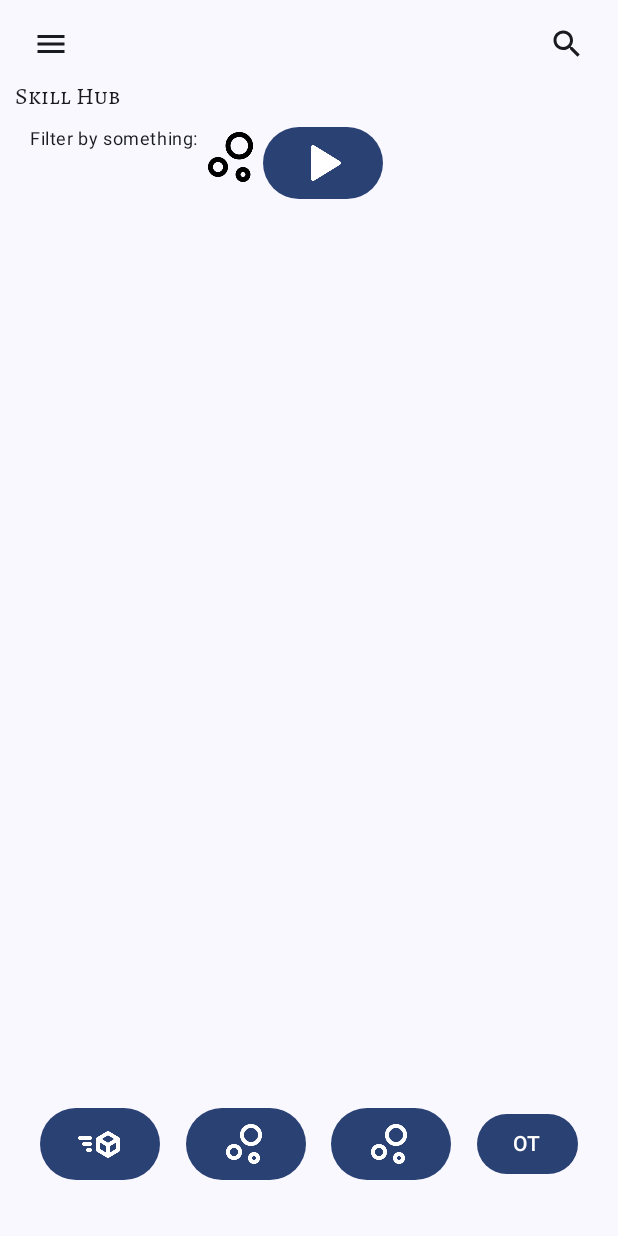
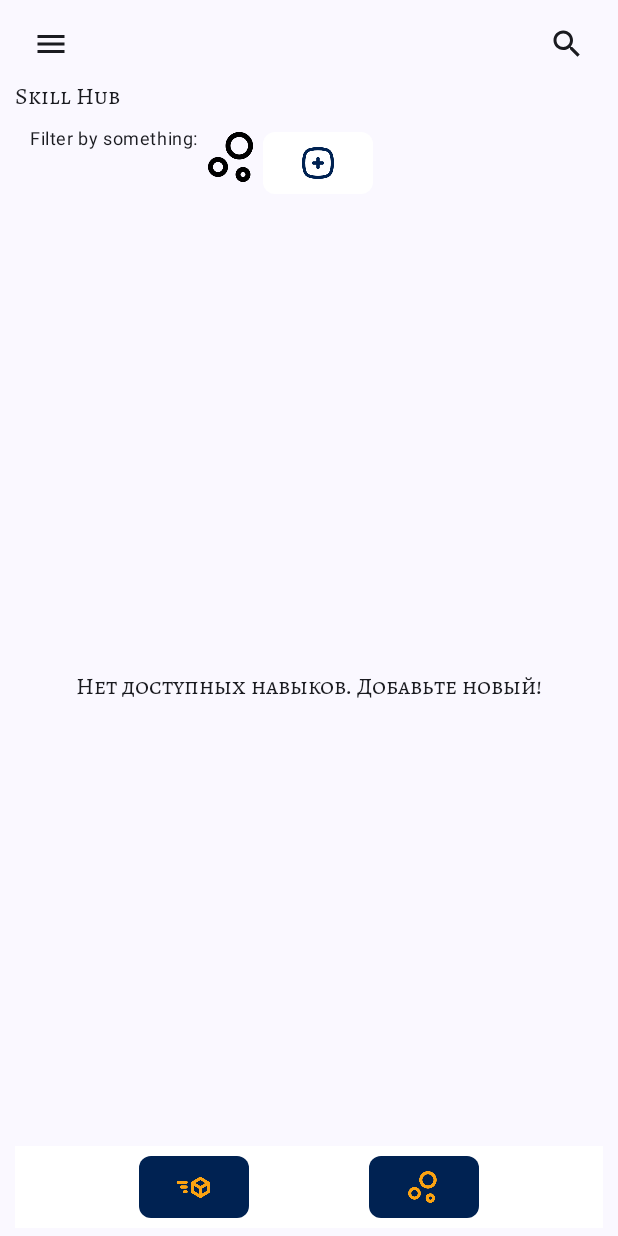
Before and after one commit to Conscifora-TimeLance/timelance-app, an Android app built with Jetpack Compose: the SkillHubScreen screen opened through its navigation route, on a phone screen of 412 x 824 dp. Run offline under Robolectric (Android 15) with nearby library versions, the phone set to English and light mode, and no system bars.

Commit message:
feat (ui): showing skill details, but only name of skill, refactor menu buttons and add

```diff
--- a/app/src/main/java/com/nexora/timelance/data/service/SkillServiceImpl.kt
+++ b/app/src/main/java/com/nexora/timelance/data/service/SkillServiceImpl.kt
@@ -23,6 +23,10 @@ class SkillServiceImpl(): SkillService {
         skillRepository.updateTotalSeconds()
     }
 
+    override fun getSkillBySkillId(skillId: String): Skill {
+        return skillRepository.getSkillById(skillId)
+    }
+
     override fun getHistoryBySkillId(skillId: String): GroupHistorySkill {
         val skill = skillRepository.getSkillById(skillId)
         val histories = historySkillRepository.getHistoryBySkillId(skillId)
--- a/app/src/main/java/com/nexora/timelance/domain/service/SkillService.kt
+++ b/app/src/main/java/com/nexora/timelance/domain/service/SkillService.kt
@@ -10,6 +10,7 @@ interface SkillService {
 
     fun createSkill(skill: Skill)
     fun addTrackHistoryBySkillId(history: HistorySkill)
+    fun getSkillBySkillId(skillId: String): Skill
     fun getHistoryBySkillId(skillId: String): GroupHistorySkill
     fun getAllSkills(): List<Skill>
 }
--- /dev/null
+++ b/app/src/main/java/com/nexora/timelance/ui/components/button/ButtonPrimary.kt
@@ -0,0 +1,41 @@
+package com.nexora.timelance.ui.components.button
+
+import androidx.compose.foundation.layout.Box
+import androidx.compose.foundation.layout.fillMaxSize
+import androidx.compose.foundation.layout.size
+import androidx.compose.foundation.shape.RoundedCornerShape
+import androidx.compose.material3.Button
+import androidx.compose.material3.ButtonDefaults
+import androidx.compose.material3.Icon
+import androidx.compose.runtime.Composable
+import androidx.compose.ui.Alignment
+import androidx.compose.ui.Modifier
+import androidx.compose.ui.graphics.Color
+import androidx.compose.ui.res.painterResource
+import androidx.compose.ui.unit.dp
+import androidx.navigation.NavHostController
+
+@Composable
+fun ButtonPrimary(
+    navController: NavHostController,
+    route: String,
+    containerColor: Color,
+    contentColor: Color,
+    contentDescription: String, icon: Int
+) {
+    Button(
+        onClick = { navController.navigate(route) },
+        shape = RoundedCornerShape(8.dp),
+        colors = ButtonDefaults.elevatedButtonColors(
+            containerColor,
+            contentColor
+        )
+    ) {
+        Icon(
+            painter = painterResource(id = icon),
+            contentDescription = contentDescription,
+            modifier = Modifier
+                .size(25.dp)
+        )
+    }
+}
--- a/app/src/main/java/com/nexora/timelance/ui/components/navigation/AppNavigationGraph.kt
+++ b/app/src/main/java/com/nexora/timelance/ui/components/navigation/AppNavigationGraph.kt
@@ -8,37 +8,56 @@ import androidx.compose.material3.DrawerState
 import androidx.compose.material3.DrawerValue
 import androidx.compose.material3.ModalNavigationDrawer
 import androidx.compose.material3.Scaffold
+import androidx.compose.material3.Text
 import androidx.compose.material3.rememberDrawerState
 import androidx.compose.runtime.Composable
+import androidx.compose.runtime.LaunchedEffect
 import androidx.compose.runtime.rememberCoroutineScope
 import androidx.compose.ui.Modifier
+import androidx.compose.ui.tooling.preview.Preview
 import androidx.compose.ui.unit.dp
 import androidx.navigation.NavHostController
+import androidx.navigation.NavType
 import androidx.navigation.compose.NavHost
 import androidx.navigation.compose.composable
 import androidx.navigation.compose.rememberNavController
-import com.nexora.timelance.domain.repository.SkillRepository
+import androidx.navigation.navArgument
+import com.nexora.timelance.data.service.SkillServiceImpl
 import com.nexora.timelance.domain.service.SkillService
 import com.nexora.timelance.ui.components.navigation.AppDestinations.ROUTE_HOME_SCREEN
 import com.nexora.timelance.ui.components.navigation.AppDestinations.ROUTE_SKILL_ADD_SCREEN
 import com.nexora.timelance.ui.components.navigation.AppDestinations.ROUTE_SKILL_HUB_SCREEN
-import com.nexora.timelance.ui.components.navigation.AppDestinations.ROUTE_SKILL_SCREEN
+import com.nexora.timelance.ui.components.navigation.AppDestinations.ROUTE_SKILLS_DETAIL_SCREEN
 import com.nexora.timelance.ui.screen.SkillAddScreen
 import com.nexora.timelance.ui.screen.HomeScreen
 import com.nexora.timelance.ui.screen.SkillHubScreen
-import com.nexora.timelance.ui.screen.SkillScreen
+import com.nexora.timelance.ui.screen.SkillDetailsScreen
+import com.nexora.timelance.ui.theme.TimelanceTheme
 import kotlinx.coroutines.CoroutineScope
 import kotlinx.coroutines.launch
 
 object AppDestinations {
 
+    const val SKILL_ID_ARG = "skillId"
+
     const val ROUTE_HOME_SCREEN = "home_screen"
     const val ROUTE_SKILL_HUB_SCREEN = "skill_hub_screen"
-    const val ROUTE_SKILL_SCREEN = "skill_screen"
     const val ROUTE_SKILL_ADD_SCREEN = "skill_add_screen"
+
+    const val ROUTE_SKILLS_DETAIL_SCREEN = "skill_screen"
+    const val ROUTE_SKILL_DETAILS_SCREEN_WITH_ARG = "$ROUTE_SKILLS_DETAIL_SCREEN/{$SKILL_ID_ARG}"
+
 }
 
-//@Preview(showBackground = true)
+@Preview(showBackground = true)
+@Composable
+private fun PreviewScreen() {
+    TimelanceTheme {
+        val skillService = SkillServiceImpl()
+        AppNavigationGraph(skillService = skillService)
+    }
+}
+
 @Composable
 fun AppNavigationGraph(
     navController: NavHostController = rememberNavController(),
@@ -65,13 +84,14 @@ fun AppNavigationGraph(
             topBar = {
                 menu.Header(drawerState = drawerState, scope = scope)
             },
+
             bottomBar = {
                 menu.BottomMenu(navController)
             },
             modifier = Modifier
                 .padding(10.dp, 5.dp)
                 .statusBarsPadding()
-                .padding(bottom = 16.dp)
+                .systemBarsPadding()
         ) {
 
             Box(
@@ -84,10 +104,33 @@ fun AppNavigationGraph(
                     composable(ROUTE_SKILL_HUB_SCREEN) {
                         SkillHubScreen(
                             navController,
-                            skillService
+                            onClickItemSkillNavigationToDetails = { skillId ->
+                                navController.navigate("${AppDestinations.ROUTE_SKILLS_DETAIL_SCREEN}/$skillId") },
+                            skillService,
                         )
                     }
-                    composable(ROUTE_SKILL_SCREEN) { SkillScreen(null, null) }
+//                    composable(ROUTE_SKILLS_DETAIL_SCREEN) { SkillDetailsScreen(null, skillService) }
+                    composable(
+                        route = AppDestinations.ROUTE_SKILL_DETAILS_SCREEN_WITH_ARG,
+                        arguments = listOf(navArgument(AppDestinations.SKILL_ID_ARG) {
+                            type = NavType.StringType
+                        })
+                    ) { backStackEntry ->
+                        val skillId = backStackEntry.arguments?.getString(AppDestinations.SKILL_ID_ARG)
+
+                        if (skillId != null) {
+                            SkillDetailsScreen(
+                                skillId,
+                                skillService
+                            )
+                        } else {
+                            Text("Error: Skill ID not provided.")
+                            LaunchedEffect(Unit) {
+                                kotlinx.coroutines.delay(2000)
+                                navController.popBackStack()
+                            }
+                        }
+                    }
                     composable(ROUTE_SKILL_ADD_SCREEN) {
                         SkillAddScreen(
                             skillService,
--- a/app/src/main/java/com/nexora/timelance/ui/components/navigation/TimelanceMenu.kt
+++ b/app/src/main/java/com/nexora/timelance/ui/components/navigation/TimelanceMenu.kt
@@ -1,15 +1,22 @@
 package com.nexora.timelance.ui.components.navigation
 
 
+import androidx.compose.foundation.background
 import androidx.compose.foundation.layout.Arrangement
+import androidx.compose.foundation.layout.Box
 import androidx.compose.foundation.layout.Row
+import androidx.compose.foundation.layout.Spacer
 import androidx.compose.foundation.layout.fillMaxWidth
+import androidx.compose.foundation.layout.height
 import androidx.compose.foundation.layout.padding
 import androidx.compose.foundation.layout.size
+import androidx.compose.foundation.shape.RoundedCornerShape
 import androidx.compose.material.icons.Icons
 import androidx.compose.material.icons.filled.Menu
 import androidx.compose.material.icons.filled.Search
 import androidx.compose.material3.Button
+import androidx.compose.material3.ButtonColors
+import androidx.compose.material3.ButtonDefaults
 import androidx.compose.material3.DrawerState
 import androidx.compose.material3.Icon
 import androidx.compose.material3.IconButton
@@ -18,12 +25,18 @@ import androidx.compose.material3.Text
 import androidx.compose.runtime.Composable
 import androidx.compose.ui.Alignment
 import androidx.compose.ui.Modifier
+import androidx.compose.ui.focus.focusModifier
+import androidx.compose.ui.graphics.Color
+import androidx.compose.ui.res.colorResource
 import androidx.compose.ui.res.painterResource
 import androidx.compose.ui.tooling.preview.Preview
 import androidx.compose.ui.unit.dp
 import androidx.navigation.NavHostController
 import androidx.navigation.compose.rememberNavController
 import com.nexora.timelance.R
+import com.nexora.timelance.ui.theme.PrimaryAccentColorLight
+import com.nexora.timelance.ui.theme.SecondAccentColorLight
+import com.nexora.timelance.ui.theme.SecondColorLight
 import com.nexora.timelance.ui.theme.TimelanceTheme
 
 import kotlinx.coroutines.CoroutineScope
@@ -51,7 +64,7 @@ class TimelanceMenu {
             horizontalArrangement = Arrangement.SpaceBetween,
             verticalAlignment = Alignment.CenterVertically
         ) {
-            IconButton(onClick = {scope.launch {drawerState.open()}},
+            IconButton(onClick = { scope.launch { drawerState.open() } },
                 content = { Icon(Icons.Filled.Menu, "Меню") }
             )
 
@@ -70,38 +83,39 @@ class TimelanceMenu {
         Row(
             modifier = Modifier
                 .fillMaxWidth()
-                .padding(bottom = 16.dp),
+                .background(SecondColorLight)
+                .padding(3.dp),
             horizontalArrangement = Arrangement.SpaceEvenly
         ) {
-            Button(onClick = { navController.navigate(AppDestinations.ROUTE_HOME_SCREEN) }) {
-                Row(verticalAlignment = Alignment.CenterVertically) {
-                    Icon(
-                        painter = painterResource(id = R.drawable.home),
-                        contentDescription = "Home Icon",
-                        modifier = Modifier.size(32.dp)
-                    )
-                }
-            }
+            MenuButtonItem(
+                navController, AppDestinations.ROUTE_HOME_SCREEN,
+                "Home Icon", R.drawable.home
+            )
+            MenuButtonItem(
+                navController, AppDestinations.ROUTE_SKILL_HUB_SCREEN,
+                "SkillHube Icon", R.drawable.skill_hub
+            )
+        }
+    }
 
-            Button(onClick = { navController.navigate(AppDestinations.ROUTE_SKILL_HUB_SCREEN) }) {
-                Row(verticalAlignment = Alignment.CenterVertically) {
-                    Icon(
-                        painter = painterResource(id = R.drawable.skill_hub),
-                        contentDescription = "SkillHub Icon",
-                        modifier = Modifier.size(32.dp)
-                    )
-                }
-            }
-            Button(onClick = {  navController.navigate(AppDestinations.ROUTE_SKILL_SCREEN) }) {
-                Row(verticalAlignment = Alignment.CenterVertically) {
-                    Icon(
-                        painter = painterResource(id = R.drawable.skill_hub),
-                        contentDescription = "Skill Icon",
-                        modifier = Modifier.size(32.dp)
-                    )
-                }
-            }
-            Button(onClick = {}) { Text("ОТ") }
+    @Composable
+    private fun MenuButtonItem(
+        navController: NavHostController, route: String,
+        contentDescription: String, icon: Int
+    ) {
+        Button(
+            onClick = { navController.navigate(route) },
+            shape = RoundedCornerShape(8.dp),
+            colors = ButtonDefaults.elevatedButtonColors(
+                containerColor = PrimaryAccentColorLight,
+                contentColor = SecondAccentColorLight
+            )) {
+            Icon(
+                painter = painterResource(id = icon),
+                contentDescription = contentDescription,
+                modifier = Modifier
+                    .size(25.dp)
+            )
         }
     }
 
--- a/app/src/main/java/com/nexora/timelance/ui/screen/HomeScreen.kt
+++ b/app/src/main/java/com/nexora/timelance/ui/screen/HomeScreen.kt
@@ -117,11 +117,11 @@ fun HomeScreen () {
                 text = "Time: 2000 H 56 M\nStreak days: 202 d"
             )
             Spacer(modifier = Modifier.height(16.dp))
-            ProgressItem(
-                title = "Nearest goal: Java",
-                time = "460 / 520 H",
-                progress = 0.91f
-            )
+//            ProgressItem(
+//                title = "Nearest goal: Java",
+//                time = "460 / 520 H",
+//                progress = 0.91f
+//            )
         }
 
         // TODO BOTTOM MENU IS HERE
--- a/app/src/main/java/com/nexora/timelance/ui/screen/SkillHubScreen.kt
+++ b/app/src/main/java/com/nexora/timelance/ui/screen/SkillHubScreen.kt
@@ -1,6 +1,8 @@
 package com.nexora.timelance.ui.screen
 
 import androidx.compose.foundation.Image
+import androidx.compose.foundation.layout.Arrangement
+import androidx.compose.foundation.layout.Box
 import androidx.compose.foundation.layout.Column
 import androidx.compose.foundation.layout.Row
 import androidx.compose.foundation.layout.Spacer
@@ -13,14 +15,23 @@ import androidx.compose.foundation.lazy.LazyColumn
 import androidx.compose.foundation.lazy.items
 import androidx.compose.foundation.shape.RoundedCornerShape
 import androidx.compose.material3.Button
+import androidx.compose.material3.ButtonDefaults
+import androidx.compose.material3.CircularProgressIndicator
 import androidx.compose.material3.Icon
 import androidx.compose.material3.MaterialTheme
+import androidx.compose.material3.Scaffold
 import androidx.compose.material3.Text
 import androidx.compose.runtime.Composable
+import androidx.compose.runtime.LaunchedEffect
+import androidx.compose.runtime.getValue
+import androidx.compose.runtime.mutableStateOf
+import androidx.compose.runtime.remember
 import androidx.compose.runtime.rememberCoroutineScope
+import androidx.compose.runtime.setValue
 import androidx.compose.ui.Alignment
 import androidx.compose.ui.Modifier
 import androidx.compose.ui.draw.clip
+import androidx.compose.ui.graphics.Color
 import androidx.compose.ui.layout.ContentScale
 import androidx.compose.ui.res.painterResource
 import androidx.compose.ui.tooling.preview.Preview
@@ -28,17 +39,16 @@ import androidx.compose.ui.unit.dp
 import androidx.navigation.NavHostController
 import androidx.navigation.compose.rememberNavController
 import com.nexora.timelance.R
-import com.nexora.timelance.data.repository.list.SkillRepositoryImpl
-import com.nexora.timelance.data.repository.list.TagRepositoryImpl
-import com.nexora.timelance.data.repository.list.HistorySkillRepositoryImpl
 import com.nexora.timelance.data.service.SkillServiceImpl
 import com.nexora.timelance.domain.model.entity.Skill
-import com.nexora.timelance.domain.repository.SkillRepository
 import com.nexora.timelance.domain.service.SkillService
 import com.nexora.timelance.ui.components.SkillItem
+import com.nexora.timelance.ui.components.button.ButtonPrimary
 import com.nexora.timelance.ui.components.navigation.AppDestinations
+import com.nexora.timelance.ui.theme.PrimaryAccentColorLight
+import com.nexora.timelance.ui.theme.SecondColorLight
 import com.nexora.timelance.ui.theme.TimelanceTheme
-import java.util.UUID
+import kotlinx.coroutines.launch
 
 
 @Preview(showBackground = true)
@@ -46,20 +56,42 @@ import java.util.UUID
 private fun PreviewScreen() {
     TimelanceTheme {
         val skillService = SkillServiceImpl()
-        SkillHubScreen(rememberNavController(), skillService)
+        SkillHubScreen(
+            rememberNavController(),
+            onClickItemSkillNavigationToDetails = { println("Preview: called") },
+            skillService
+        )
     }
 }
 
+data class SkillHubState(
+    val skills: List<Skill> = emptyList(),
+    val isLoading: Boolean = true,
+    val error: String? = null
+)
 
 @Composable
 fun SkillHubScreen(
     navController: NavHostController,
+    onClickItemSkillNavigationToDetails: (skillId: String) -> Unit,
     skillService: SkillService,
 ) {
+    var state by remember { mutableStateOf(SkillHubState()) }
+    val scope = rememberCoroutineScope()
+    val skillDtoItems = skillService.getAllSkills()
 
-    val scope = rememberCoroutineScope()
-
-    val skillDtoItems = skillService.getAllSkills()
+    LaunchedEffect(key1 = skillService) {
+        scope.launch {
+            state = state.copy(isLoading = true, error = null)
+            try {
+                val skills = skillService.getAllSkills()
+                state = state.copy(skills = skills, isLoading = false)
+            } catch (e: Exception) {
+                state = state.copy(isLoading = false, error = "Ошибка загрузки: ${e.message}")
+                e.printStackTrace()
+            }
+        }
+    }
 
 //        var skillItems by remember { mutableStateOf<List<SkillData>?>(null) } // Start with null to indicate loading
 //
@@ -107,32 +139,66 @@ fun SkillHubScreen(
                 contentScale = ContentScale.Crop
             )
 
-            Button(onClick = { navController.navigate(AppDestinations.ROUTE_SKILL_ADD_SCREEN) }) {
-                Row(verticalAlignment = Alignment.CenterVertically) {
-                    Icon(
-                        painter = painterResource(id = R.drawable.play),
-                        contentDescription = "Home Icon",
-                        modifier = Modifier.size(32.dp)
-                    )
-                }
-            }
+            ButtonPrimary(
+                navController, AppDestinations.ROUTE_SKILL_ADD_SCREEN,
+                containerColor = SecondColorLight,
+                contentColor = PrimaryAccentColorLight,
+                contentDescription = "Add New Skill", R.drawable.add
+            )
         }
 
         Spacer(modifier = Modifier.height(8.dp))
 
         // TODO CHANGE TO SOMETHING MORE RELIABLE
         when {
-            skillDtoItems == null -> {
-                LoadingIndicator()
+            state.isLoading -> {
+                Box(modifier = Modifier.fillMaxSize(), contentAlignment = Alignment.Center) {
+                    CircularProgressIndicator()
+                }
+            }
+
+            state.error != null -> {
+                Box(modifier = Modifier.fillMaxSize(), contentAlignment = Alignment.Center) {
+                    Column(horizontalAlignment = Alignment.CenterHorizontally) {
+                        Text("Ошибка: ${state.error}", color = MaterialTheme.colorScheme.error)
+                        Button(onClick = {
+                            scope.launch {
+                                state = state.copy(isLoading = true, error = null)
+                                try {
+                                    val skills = skillService.getAllSkills()
+                                    state = state.copy(skills = skills, isLoading = false)
+                                } catch (e: Exception) {
+                                    state = state.copy(
+                                        isLoading = false,
+                                        error = "Ошибка загрузки: ${e.message}"
+                                    )
+                                }
+                            }
+                        }) {
+                            Text("Повторить")
+                        }
+                    }
+                }
+            }
+
+            state.skills.isEmpty() && !state.isLoading -> {
+                Box(modifier = Modifier.fillMaxSize(), contentAlignment = Alignment.Center) {
+                    Text("Нет доступных навыков. Добавьте новый!")
+                }
             }
 
             else -> {
-                LazyColumn {
-                    items(skillDtoItems) { skill ->
+                LazyColumn(
+                    verticalArrangement = Arrangement.spacedBy(8.dp)
+                ) {
+                    items(state.skills, key = { it.id }) { skill ->
                         SkillItem(
                             name = skill.name,
                             groupTags = emptyList(),
-                            timeTotalSeconds = skill.timeTotalSeconds
+                            timeTotalSeconds = skill.timeTotalSeconds,
+                            onClickNavigationToDetails = {
+                                onClickItemSkillNavigationToDetails(skill.id)
+                            },
                         )
                     }
                 }
```
Also changed, not shown: app/src/main/java/com/nexora/timelance/ui/components/SkillItem.kt (+11 -3 lines), app/src/main/java/com/nexora/timelance/ui/screen/SkillDetailsScreen.kt (renamed from app/src/main/java/com/nexora/timelance/ui/screen/SkillScreen.kt, +16 -4 lines), app/src/main/res/drawable/add.png (added).
